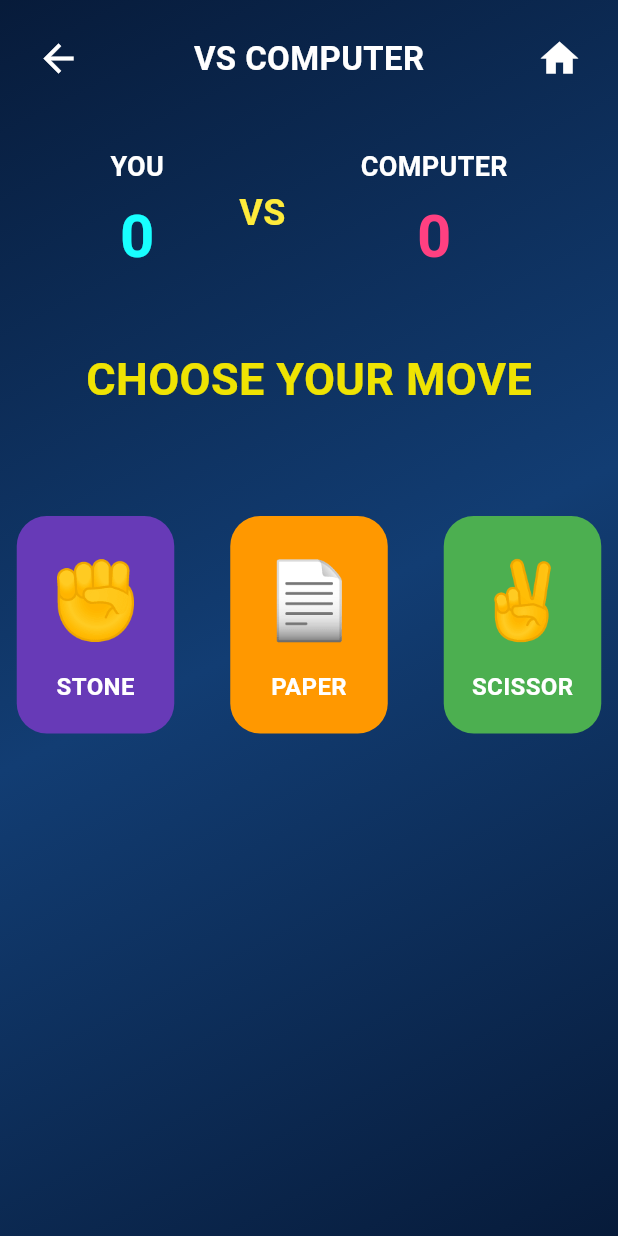
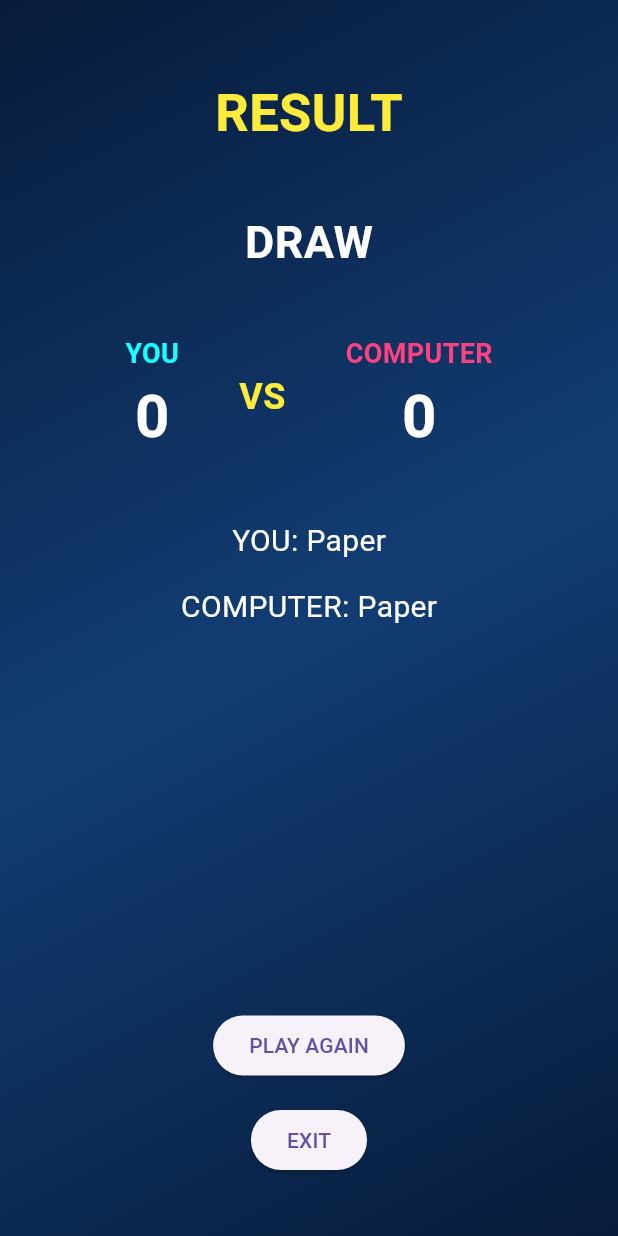
Before and after one commit to Rehan-khan-7/stonepaperscissors, a Flutter app: the ComputerScreen screen opened directly, after a tap on "PAPER", on a phone screen of 412 x 824 dp. Run offline on Flutter 3.47's test engine with Material 3 defaults, Android fonts, the light colour scheme and no system bars.

Commit message:
Store tracking

```diff
--- a/lib/computerscreen.dart
+++ b/lib/computerscreen.dart
@@ -1,6 +1,8 @@
 import 'package:flutter/material.dart';
 import 'dart:math';
 import 'PvpScreen.dart';
+import 'resultscreen.dart';
+
 class ComputerScreen extends StatefulWidget {
   const ComputerScreen({super.key});
 
@@ -11,6 +13,10 @@ class ComputerScreen extends StatefulWidget {
 class _ComputerScreenState extends State<ComputerScreen> {
   String playerChoice = "";
   String computerChoice = "";
+  String result = "";
+  int playerScore = 0;
+  int computerScore = 0;
+
   void computerMove() {
     List<String> choices = ["Stone", "Paper", "Scissor"];
 
@@ -18,23 +24,44 @@ class _ComputerScreenState extends State<ComputerScreen> {
 
     computerChoice = choices[random.nextInt(3)];
 
-    print(computerChoice);
   }
 
   void compareChoices() {
+    String winner;
+
     if (playerChoice == computerChoice) {
-    print("Draw");
+      winner = "DRAW";
+    } else if ((playerChoice == "Stone" && computerChoice == "Scissor") ||
+        (playerChoice == "Paper" && computerChoice == "Stone") ||
+        (playerChoice == "Scissor" && computerChoice == "Paper")) {
+      playerScore++;
+      winner = "YOU WIN";
+    } else {
+      computerScore++;
+      winner = "YOU LOSE";
     }
-  else if (
-    (playerChoice == "Stone" && computerChoice == "Scissor") ||
-    (playerChoice == "Paper" && computerChoice == "Stone") ||
-    (playerChoice == "Scissor" && computerChoice == "Paper")
-  ) {
-    print("You Win");
-  }
-  else {
-    print("You Lose");
-  }
+
+    Navigator.push(
+      context,
+      MaterialPageRoute(
+        builder: (context) => ResultScreen(
+          player1: "YOU",
+          player2: "COMPUTER",
+          player1Choice: playerChoice,
+          player2Choice: computerChoice,
+          player1Score: playerScore,
+          player2Score: computerScore,
+          winner: winner,
+          onPlayAgain: () {
+            setState(() {
+              playerChoice = "";
+              computerChoice = "";
+              result = "";
+            });
+          },
+        ),
+      ),
+    );
   }
 
   @override
@@ -176,12 +203,9 @@ class _ComputerScreenState extends State<ComputerScreen> {
                 children: [
                   GestureDetector(
                     onTap: () {
-                      setState(() {
                       playerChoice = "Stone";
-                        print(playerChoice);
                       computerMove();
                       compareChoices();
-                      });
                     },
                     child: Container(
                       height: 145,
@@ -214,11 +238,9 @@ class _ComputerScreenState extends State<ComputerScreen> {
 
                   GestureDetector(
                     onTap: () {
-                      setState(() {
                       playerChoice = "Paper";
-                        print(playerChoice);
+                      computerMove();
                       compareChoices();
-                      });
                     },
                     child: Container(
                       height: 145,
@@ -248,11 +270,9 @@ class _ComputerScreenState extends State<ComputerScreen> {
 
                   GestureDetector(
                     onTap: () {
-                      setState(() {
                       playerChoice = "Scissor";
-                        print(playerChoice);
+                      computerMove();
                       compareChoices();
-                      });
                     },
                     child: Container(
                       height: 145,
--- a/lib/pvp_game_screen.dart
+++ b/lib/pvp_game_screen.dart
@@ -1,4 +1,5 @@
 import 'package:flutter/material.dart';
+import 'resultscreen.dart';
 
 class PvpGameScreen extends StatefulWidget {
   final String player1;
@@ -25,15 +26,43 @@ class _PvpGameScreenState extends State<PvpGameScreen> {
   bool roundFinished = false;
 
   void compareChoices() {
+    String winner;
+
     if (player1Choice == player2Choice) {
-      print("Draw");
+      winner = "DRAW";
     } else if ((player1Choice == "Stone" && player2Choice == "Scissor") ||
         (player1Choice == "Paper" && player2Choice == "Stone") ||
         (player1Choice == "Scissor" && player2Choice == "Paper")) {
-      print("${widget.player1} Wins");
+      player1Score++;
+      winner = "${widget.player1} WINS";
     } else {
-      print("${widget.player2} Wins");
+      player2Score++;
+      winner = "${widget.player2} WINS";
     }
+
+    Navigator.push(
+      context,
+      MaterialPageRoute(
+        builder: (context) => ResultScreen(
+          player1: widget.player1,
+          player2: widget.player2,
+          player1Choice: player1Choice,
+          player2Choice: player2Choice,
+          player1Score: player1Score,
+          player2Score: player2Score,
+          winner: winner,
+          onPlayAgain: () {
+            setState(() {
+              player1Choice = "";
+              player2Choice = "";
+              player1Turn = true;
+              currentPlayer = widget.player1;
+              roundFinished = false;
+            });
+          },
+        ),
+      ),
+    );
   }
 
   @override
@@ -298,7 +327,7 @@ class _PvpGameScreenState extends State<PvpGameScreen> {
                       } else {
                         setState(() {
                           player2Choice = "Scissor";
-                          roundFinished=true;
+                          roundFinished = true;
                         });
 
                         compareChoices();
--- /dev/null
+++ b/lib/resultscreen.dart
@@ -0,0 +1,172 @@
+import 'package:flutter/material.dart';
+
+class ResultScreen extends StatelessWidget {
+  final String player1;
+  final String player2;
+
+  final String player1Choice;
+  final String player2Choice;
+
+  final int player1Score;
+  final int player2Score;
+
+  final String winner;
+  final VoidCallback onPlayAgain;
+
+  const ResultScreen({
+    super.key,
+    required this.player1,
+    required this.player2,
+    required this.player1Choice,
+    required this.player2Choice,
+    required this.player1Score,
+    required this.player2Score,
+    required this.winner,
+    required this.onPlayAgain,
+  });
+
+  @override
+  Widget build(BuildContext context) {
+    return Scaffold(
+      body: Container(
+        decoration: const BoxDecoration(
+          gradient: LinearGradient(
+            colors: [Color(0xFF071B3A), Color(0xFF123D73), Color(0xFF071B3A)],
+            begin: Alignment.topLeft,
+            end: Alignment.bottomRight,
+          ),
+        ),
+        child: SafeArea(
+          child: Column(
+            children: [
+              const SizedBox(height: 50),
+
+              const Text(
+                "RESULT",
+                style: TextStyle(
+                  color: Colors.yellow,
+                  fontSize: 35,
+                  fontWeight: FontWeight.bold,
+                ),
+              ),
+
+              const SizedBox(height: 40),
+
+              Text(
+                winner,
+                style: const TextStyle(
+                  color: Colors.white,
+                  fontSize: 30,
+                  fontWeight: FontWeight.bold,
+                ),
+              ),
+
+              const SizedBox(height: 40),
+
+              // SCORE
+              Row(
+                mainAxisAlignment: MainAxisAlignment.center,
+                children: [
+                  Column(
+                    children: [
+                      Text(
+                        player1,
+                        style: const TextStyle(
+                          color: Colors.cyanAccent,
+                          fontSize: 18,
+                          fontWeight: FontWeight.bold,
+                        ),
+                      ),
+
+                      Text(
+                        "$player1Score",
+                        style: const TextStyle(
+                          color: Colors.white,
+                          fontSize: 40,
+                          fontWeight: FontWeight.bold,
+                        ),
+                      ),
+                    ],
+                  ),
+
+                  const SizedBox(width: 40),
+
+                  const Text(
+                    "VS",
+                    style: TextStyle(
+                      color: Colors.yellow,
+                      fontSize: 24,
+                      fontWeight: FontWeight.bold,
+                    ),
+                  ),
+
+                  const SizedBox(width: 40),
+
+                  Column(
+                    children: [
+                      Text(
+                        player2,
+                        style: const TextStyle(
+                          color: Colors.pinkAccent,
+                          fontSize: 18,
+                          fontWeight: FontWeight.bold,
+                        ),
+                      ),
+
+                      Text(
+                        "$player2Score",
+                        style: const TextStyle(
+                          color: Colors.white,
+                          fontSize: 40,
+                          fontWeight: FontWeight.bold,
+                        ),
+                      ),
+                    ],
+                  ),
+                ],
+              ),
+
+              const SizedBox(height: 40),
+
+              // CHOICES
+              Text(
+                "$player1: $player1Choice",
+                style: const TextStyle(color: Colors.white, fontSize: 20),
+              ),
+
+              const SizedBox(height: 15),
+
+              Text(
+                "$player2: $player2Choice",
+                style: const TextStyle(color: Colors.white, fontSize: 20),
+              ),
+
+              const Spacer(),
+
+              // PLAY AGAIN
+              ElevatedButton(
+                onPressed: () {
+                  onPlayAgain();
+                  Navigator.pop(context);
+                },
+                child: const Text("PLAY AGAIN"),
+              ),
+
+              const SizedBox(height: 15),
+
+              // EXIT
+              ElevatedButton(
+                onPressed: () {
+                  Navigator.popUntil(context, (route) => route.isFirst);
+                },
+                child: const Text("EXIT"),
+              ),
+
+              const SizedBox(height: 40),
+            ],
+          ),
+        ),
+      ),
+    );
+  }
+}
```
Lines whose indentation alone changed are shown as unchanged.
